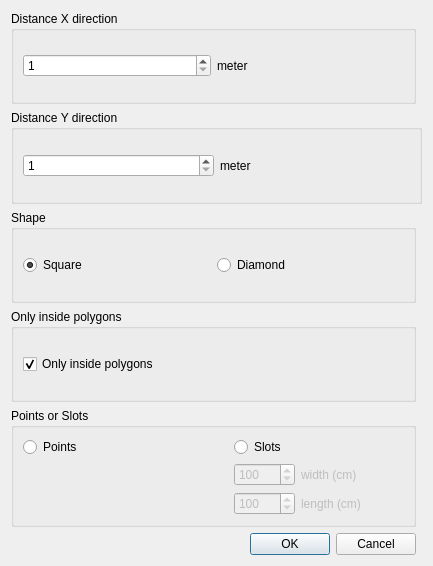
Before: the Qt Designer form FeatureGridCreator/grid_creator_dialog_base.ui in rduivenvoorde/featuregridcreator, drawn with Qt 5.
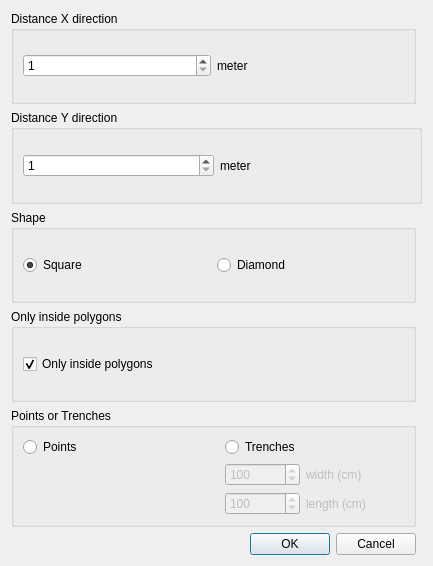
After: the same form once the commit is applied.

Commit message: refactoring names and logic

Diff of the .ui file:
```diff
--- a/FeatureGridCreator/grid_creator_dialog_base.ui
+++ b/FeatureGridCreator/grid_creator_dialog_base.ui
@@ -130,7 +130,7 @@
    <item row="4" column="2">
     <widget class="QGroupBox" name="groupBox">
      <property name="title">
-      <string>Points or Slots</string>
+      <string>Points or Trenches</string>
      </property>
      <layout class="QGridLayout" name="gridLayout_6">
       <item row="0" column="0">
@@ -165,7 +165,7 @@
       <item row="0" column="2">
        <widget class="QRadioButton" name="radio_polygons">
         <property name="text">
-         <string>Slots</string>
+         <string>Trenches</string>
         </property>
        </widget>
       </item>
```
Left out of the diff: 10 changed lines with no effect on the pictures. The commit also changes 2 other files.
